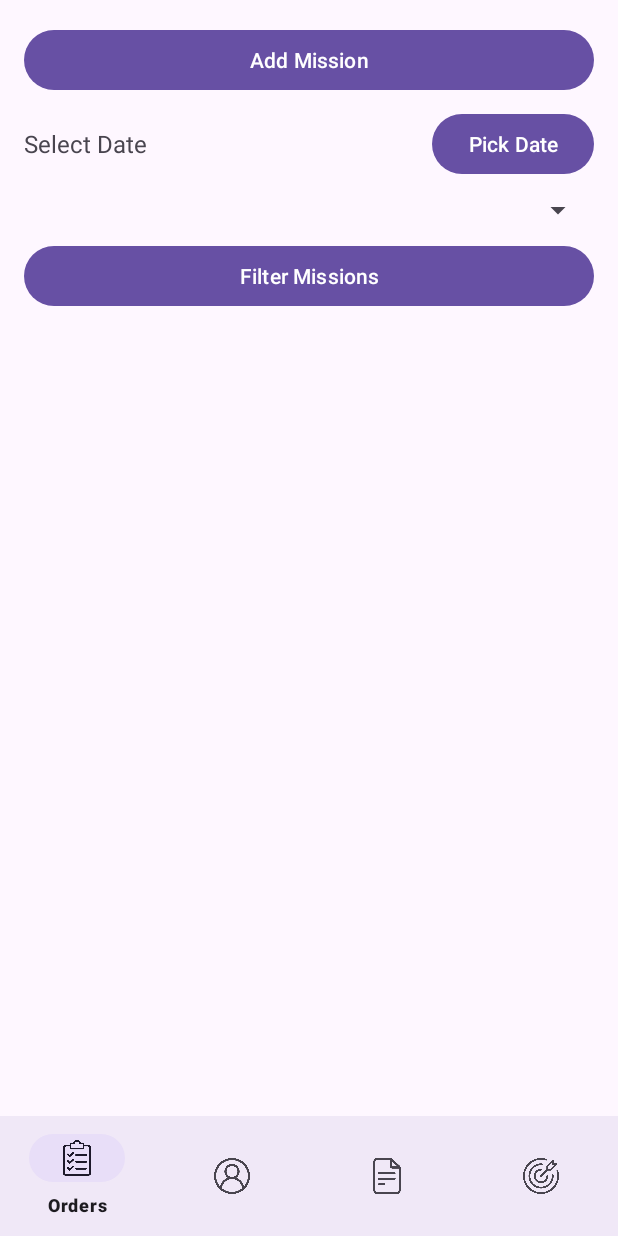
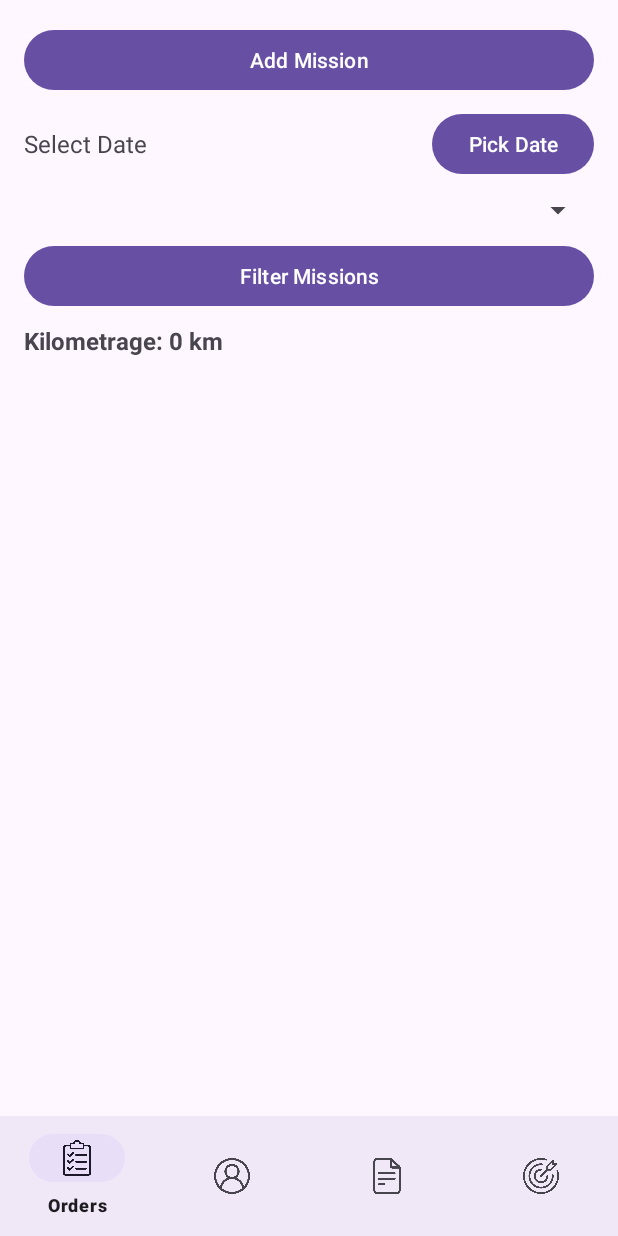
Before and after one commit to guerfala/multilab, an Android app: the fragment MissionFragment placed in its activity, on a phone screen of 412 x 824 dp. Run offline under Robolectric (Android 15) with nearby library versions, the phone set to English and light mode, and no system bars; 1 statement that could not run was skipped.

Commit message:
kilometrage

```diff
--- a/app/src/main/java/com/example/multilabmob/Network/Api.java
+++ b/app/src/main/java/com/example/multilabmob/Network/Api.java
@@ -49,10 +49,8 @@ public interface Api {
     @POST("ordres/{ordreId}/settle")
     Call<Void> settleOrdre(@Path("ordreId") int ordreId, @Body List<ObjetMission> objetMissions);
 
-
     @POST("ordres/create")
     Call<Void> createOrdre(@Body OrdreAdd ordreAddDTO);
-
 
     @POST("auth/login")
     Call<JsonObject> login(@Body User user);
@@ -99,4 +97,14 @@ public interface Api {
     @GET("missions/user/{userId}")
     Call<List<Mission>> getMissionsByUser(@Path("userId") int userId);
 
+    @POST("kilometers/start")
+    Call<Void> submitStartKilometers(@Query("userId") int userId, @Query("kilometers") float kilometers);
+
+    @GET("kilometers/byUserAndDate")
+    Call<Float> getKilometrageByUserAndDate(
+            @Query("userId") int userId,
+            @Query("date") String date
+    );
+
+
 }
--- a/app/src/main/res/layout/fragment_mission.xml
+++ b/app/src/main/res/layout/fragment_mission.xml
@@ -47,6 +47,15 @@
         android:layout_marginTop="8dp"
         android:text="Filter Missions" />
 
+    <TextView
+        android:id="@+id/textViewKilometrage"
+        android:layout_width="match_parent"
+        android:layout_height="wrap_content"
+        android:text="Kilometrage: 0 km"
+        android:textSize="16sp"
+        android:textStyle="bold"
+        android:layout_marginTop="8dp"/>
+
     <androidx.recyclerview.widget.RecyclerView
         android:id="@+id/recyclerViewMissions"
         android:layout_width="match_parent"
```
Also changed, not shown: app/src/main/java/com/example/multilabmob/Fragments/MissionFragment.java (+24 -0 lines), app/src/main/java/com/example/multilabmob/ShowMissionsActivity.java (+39 -0 lines), app/src/main/res/layout/activity_show_missions.xml (+31 -0 lines).
